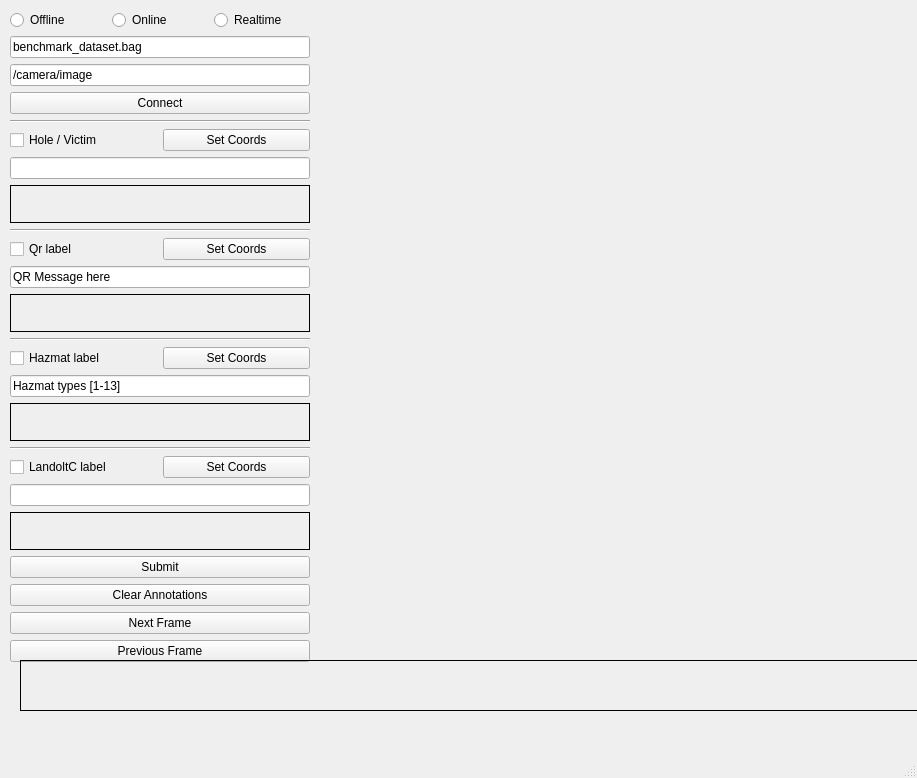
Old version of the form pandora_vision_annotator/ui/pandora_annotator.ui in the repository pandora-auth-ros-pkg/pandora_vision.
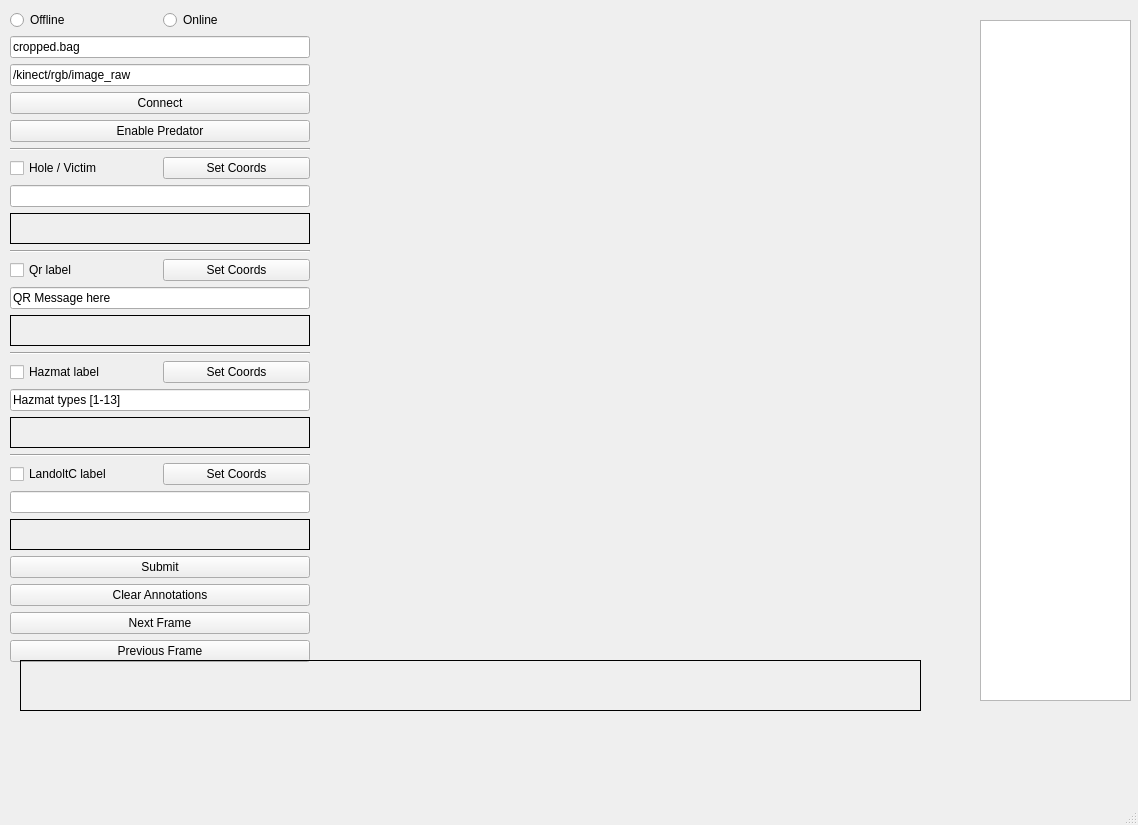
New version of the form.

Commit message: Initial Implemenation of automatic annotation using predator

```diff
--- a/pandora_vision_annotator/ui/pandora_annotator.ui
+++ b/pandora_vision_annotator/ui/pandora_annotator.ui
@@ -6,8 +6,8 @@
    <rect>
     <x>0</x>
     <y>0</y>
-    <width>917</width>
-    <height>778</height>
+    <width>1138</width>
+    <height>825</height>
    </rect>
   </property>
   <property name="windowTitle">
@@ -268,13 +268,6 @@
          </property>
         </widget>
        </item>
-       <item>
-        <widget class="QRadioButton" name="realTimeRadioButton">
-         <property name="text">
-          <string>Realtime</string>
-         </property>
-        </widget>
-       </item>
       </layout>
      </item>
      <item row="2" column="0">
@@ -282,14 +275,14 @@
        <item>
         <widget class="QLineEdit" name="bagLineEdit">
          <property name="text">
-          <string>benchmark_dataset.bag</string>
+          <string>cropped.bag</string>
          </property>
         </widget>
        </item>
        <item>
         <widget class="QLineEdit" name="rosTopicLineEdit">
          <property name="text">
-          <string>/camera/image</string>
+          <string>/kinect/rgb/image_raw</string>
          </property>
         </widget>
        </item>
@@ -300,6 +293,13 @@
          </property>
         </widget>
        </item>
+       <item>
+        <widget class="QPushButton" name="predatorPushButton">
+         <property name="text">
+          <string>Enable Predator</string>
+         </property>
+        </widget>
+       </item>
       </layout>
      </item>
     </layout>
@@ -307,10 +307,10 @@
    <widget class="QLabel" name="imageLabel">
     <property name="geometry">
      <rect>
-      <x>306</x>
-      <y>10</y>
+      <x>320</x>
+      <y>20</y>
       <width>640</width>
-      <height>641</height>
+      <height>631</height>
      </rect>
     </property>
     <property name="sizePolicy">
@@ -345,6 +345,16 @@
      <string/>
     </property>
    </widget>
+   <widget class="QListWidget" name="framesListWidget">
+    <property name="geometry">
+     <rect>
+      <x>980</x>
+      <y>20</y>
+      <width>151</width>
+      <height>681</height>
+     </rect>
+    </property>
+   </widget>
   </widget>
   <widget class="QMenuBar" name="menubar">
    <property name="geometry">
```
Left out of the diff: 2 changed lines with no effect on the pictures. The commit also changes 17 other files.
